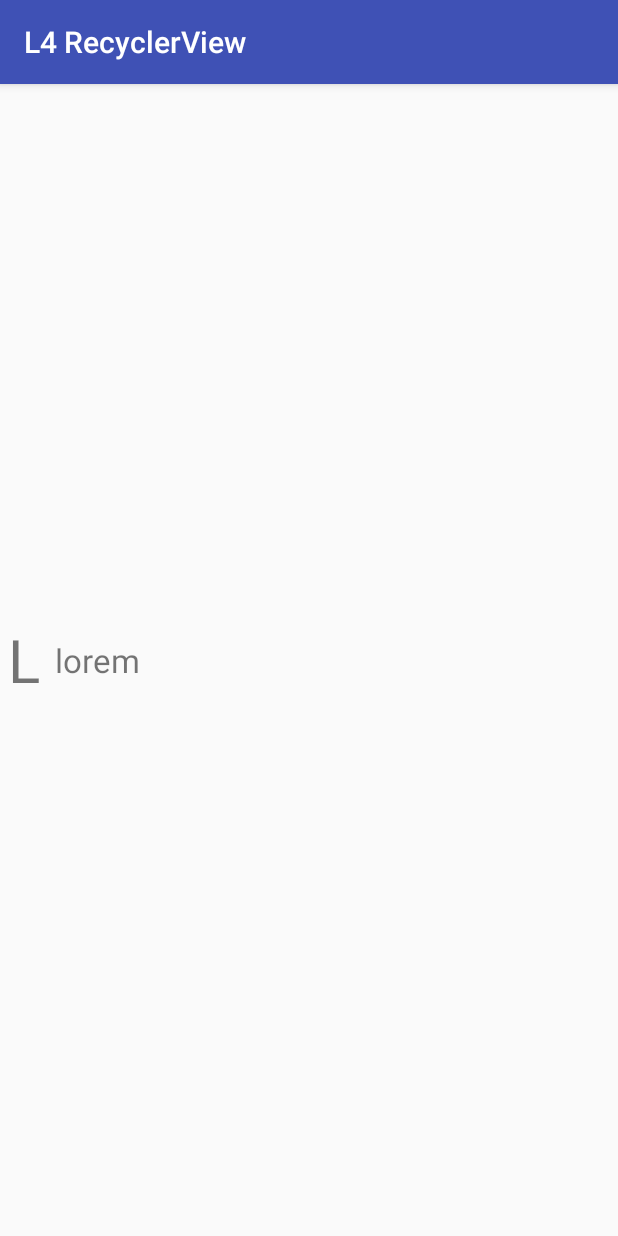
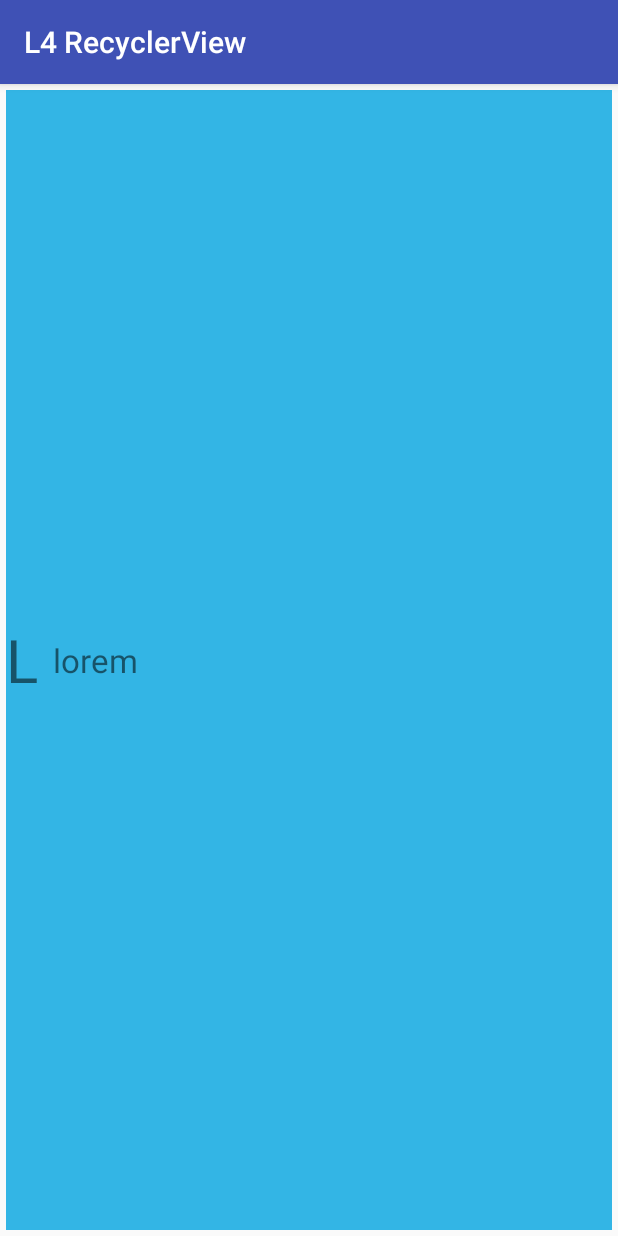
Before and after one commit to ybereza/lecture10, an Android app: the screen it shows after launch (MainActivity), on a phone screen of 412 x 824 dp. Run offline under Robolectric (Android 15) with nearby library versions, the phone set to English and light mode, and no system bars.

Commit message:
added color background in items

```diff
--- a/app/src/main/res/layout/item_click_layout.xml
+++ b/app/src/main/res/layout/item_click_layout.xml
@@ -3,7 +3,8 @@
              android:layout_width="match_parent"
              android:layout_height="match_parent"
              android:layout_marginTop="2dp"
-             android:layout_marginBottom="2dp">
+             android:layout_marginBottom="2dp"
+             android:background="@android:color/holo_blue_light">
     <LinearLayout
                   android:orientation="horizontal"
                   android:layout_width="match_parent"
--- a/app/src/main/res/layout/item_layout.xml
+++ b/app/src/main/res/layout/item_layout.xml
@@ -3,9 +3,9 @@
               android:orientation="horizontal"
               android:layout_width="match_parent"
               android:layout_height="match_parent"
-              android:paddingLeft="5dp"
-              android:paddingRight="5dp"
-              android:gravity="center_vertical">
+              android:layout_margin="4dp"
+              android:gravity="center_vertical"
+              android:background="@android:color/holo_blue_light">
 
     <TextView
         android:id="@+id/title"
```
